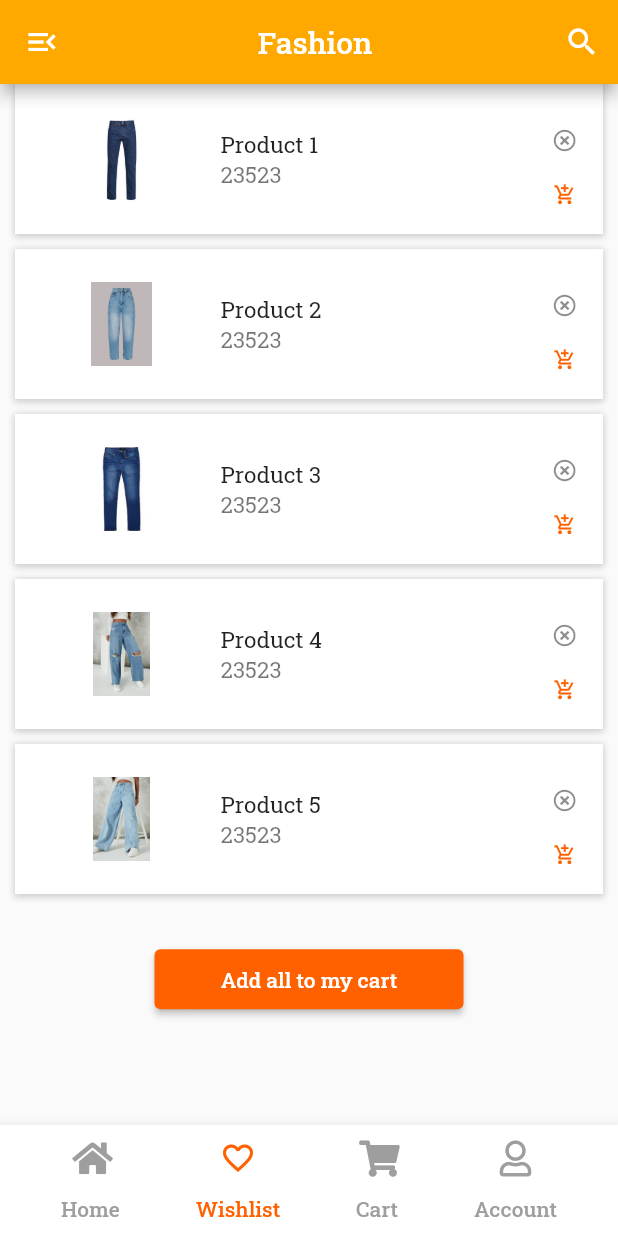
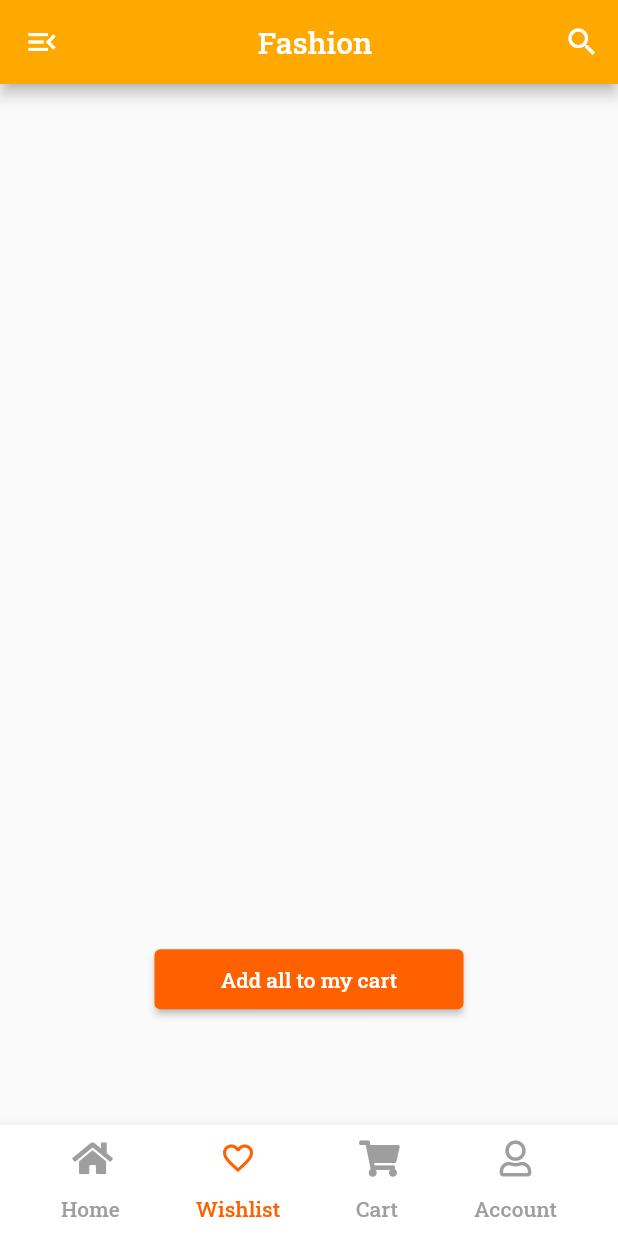
Before and after one commit to excelitai-gunjon/classy-ecom-ui-test-1, a Flutter app: the screen it shows after launch, item 2 of the bottom bar chosen, on a phone screen of 412 x 824 dp. Run offline on Flutter 3.47's test engine with Material 2 defaults, Android fonts, the phone set to English and light mode, and no system bars; our stand-ins replace carousel_slider, country_code_picker, dotted_border, flutter_image_slideshow, flutter_screenutil, font_awesome_flutter and 2 more.

Commit message:
mostofa edited 12th

```diff
--- a/lib/main.dart
+++ b/lib/main.dart
@@ -5,6 +5,7 @@ import 'package:classy_e_com_demo_test_ui_1/controller/secondary_page_controller
 import 'package:classy_e_com_demo_test_ui_1/controller/sub_category_controller.dart';
 import 'package:classy_e_com_demo_test_ui_1/model/sub_category_model.dart';
 import 'package:classy_e_com_demo_test_ui_1/model/sub_sub_categories_product_model.dart';
+import 'package:classy_e_com_demo_test_ui_1/model/wishlist_model.dart';
 import 'package:classy_e_com_demo_test_ui_1/view/home_page/home_page.dart';
 import 'package:country_code_picker/country_localizations.dart';
 import 'package:flutter/material.dart';
@@ -43,6 +44,7 @@ class MyApp extends StatelessWidget {
         ChangeNotifierProvider.value(value: ProdSubCatModel()),
         ChangeNotifierProvider.value(value: SubSubProductsModel()),//CartModel
         ChangeNotifierProvider.value(value: CartModel()),
+        ChangeNotifierProvider.value(value: WishlistModel()),
         //SubSubProductsModel
       ],
       child: ScreenUtilInit(
--- a/lib/model/cart_model.dart
+++ b/lib/model/cart_model.dart
@@ -8,25 +8,25 @@ class CartModel with ChangeNotifier{
   CartModel({this.imageUrl,this.productName,this.productPrice,this.count});
 
   static List<CartModel> list=[
-    CartModel(
-      imageUrl: "images/ecom/men/jeans/j1.jpg",
-      productName: "Product 1",
-      productPrice: "23523",
-      count: 1,
-    ),
-    CartModel(
-      imageUrl: "images/ecom/men/jeans/j2.jpg",
-      productName: "Product 2",
-      productPrice: "23523",
-      count: 1,
-
-    ),
-    CartModel(
-      imageUrl: "images/ecom/men/jeans/j6.jpg",
-      productName: "Product 1",
-      productPrice: "23523",
-      count: 1,
-    ),
+    // CartModel(
+    //   imageUrl: "images/ecom/men/jeans/j1.jpg",
+    //   productName: "Product 1",
+    //   productPrice: "23523",
+    //   count: 1,
+    // ),
+    // CartModel(
+    //   imageUrl: "images/ecom/men/jeans/j2.jpg",
+    //   productName: "Product 2",
+    //   productPrice: "23523",
+    //   count: 1,
+    //
+    // ),
+    // CartModel(
+    //   imageUrl: "images/ecom/men/jeans/j6.jpg",
+    //   productName: "Product 1",
+    //   productPrice: "23523",
+    //   count: 1,
+    // ),
   ];
   int? getcount(int index){
     return list[index].count;
--- a/lib/model/wishlist_model.dart
+++ b/lib/model/wishlist_model.dart
@@ -1,4 +1,6 @@
-class WishlistModel{
+import 'package:flutter/cupertino.dart';
+
+class WishlistModel with ChangeNotifier{
   String? imageUrl;
   String? productName;
   String? productPrice;
@@ -6,30 +8,47 @@ class WishlistModel{
   WishlistModel({this.imageUrl,this.productName,this.productPrice});
 
   static List<WishlistModel> list=[
-    WishlistModel(
-      imageUrl: "images/ecom/men/jeans/j1.jpg",
-      productName: "Product 1",
-      productPrice: "23523",
-    ),
-    WishlistModel(
-      imageUrl: "images/ecom/men/jeans/j2.jpg",
-      productName: "Product 2",
-      productPrice: "23523",
-    ),
-    WishlistModel(
-      imageUrl: "images/ecom/men/jeans/j3.jpg",
-      productName: "Product 3",
-      productPrice: "23523",
-    ),
-    WishlistModel(
-      imageUrl: "images/ecom/men/jeans/j4.jpg",
-      productName: "Product 4",
-      productPrice: "23523",
-    ),
-    WishlistModel(
-      imageUrl: "images/ecom/men/jeans/j5.jpg",
-      productName: "Product 5",
-      productPrice: "23523",
-    ),
+    // WishlistModel(
+    //   imageUrl: "images/ecom/men/jeans/j1.jpg",
+    //   productName: "Product 1",
+    //   productPrice: "23523",
+    // ),
+    // WishlistModel(
+    //   imageUrl: "images/ecom/men/jeans/j2.jpg",
+    //   productName: "Product 2",
+    //   productPrice: "23523",
+    // ),
+    // WishlistModel(
+    //   imageUrl: "images/ecom/men/jeans/j3.jpg",
+    //   productName: "Product 3",
+    //   productPrice: "23523",
+    // ),
+    // WishlistModel(
+    //   imageUrl: "images/ecom/men/jeans/j4.jpg",
+    //   productName: "Product 4",
+    //   productPrice: "23523",
+    // ),
+    // WishlistModel(
+    //   imageUrl: "images/ecom/men/jeans/j5.jpg",
+    //   productName: "Product 5",
+    //   productPrice: "23523",
+    // ),
   ];
+
+  void deleteList(int index){
+    list.removeAt(index);
+    notifyListeners();
+  }
+
+  void addWishList(String imgUrl, String prodName, String prodPrice){
+    list.add(
+      WishlistModel(
+        imageUrl: imgUrl,
+        productName: prodName,
+        productPrice: prodPrice,
+      ),
+    );
+    notifyListeners();
+  }
+
 }
```
Also changed, not shown: lib/view/home_page/component/most_populler_list_view_builder.dart (+27 -6 lines).
